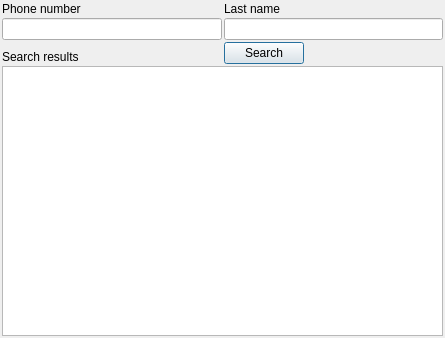
Qt form papp/reports/phone_number_search/form.ui (warvariuc/wic) before a commit.
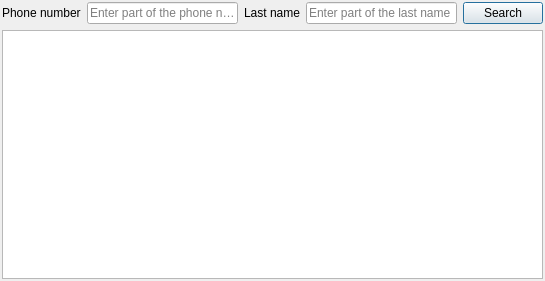
The same form after that commit.

Commit message: Finished phone search report. Put the full database of phone numbers.

What changed in the file:
```diff
--- a/papp/reports/phone_number_search/form.ui
+++ b/papp/reports/phone_number_search/form.ui
@@ -6,8 +6,8 @@
    <rect>
     <x>0</x>
     <y>0</y>
-    <width>445</width>
-    <height>338</height>
+    <width>545</width>
+    <height>281</height>
    </rect>
   </property>
   <property name="windowTitle">
@@ -17,35 +17,6 @@
    <property name="margin">
     <number>2</number>
    </property>
-   <property name="spacing">
-    <number>2</number>
-   </property>
-   <item row="1" column="0">
-    <widget class="QLineEdit" name="phoneNumber"/>
-   </item>
-   <item row="3" column="0" colspan="2">
-    <widget class="QTableWidget" name="searchResults"/>
-   </item>
-   <item row="2" column="0">
-    <widget class="QLabel" name="label_2">
-     <property name="text">
-      <string>Search results</string>
-     </property>
-     <property name="alignment">
-      <set>Qt::AlignBottom|Qt::AlignLeading|Qt::AlignLeft</set>
-     </property>
-    </widget>
-   </item>
-   <item row="1" column="1">
-    <widget class="QLineEdit" name="lastName"/>
-   </item>
-   <item row="0" column="1">
-    <widget class="QLabel" name="label_3">
-     <property name="text">
-      <string>Last name</string>
-     </property>
-    </widget>
-   </item>
    <item row="0" column="0">
     <widget class="QLabel" name="label">
      <property name="text">
@@ -53,7 +24,40 @@
      </property>
     </widget>
    </item>
-   <item row="2" column="1">
+   <item row="0" column="1">
+    <widget class="QLineEdit" name="phoneNumber">
+     <property name="inputMask">
+      <string>00000000; </string>
+     </property>
+     <property name="maxLength">
+      <number>8</number>
+     </property>
+     <property name="placeholderText">
+      <string>Enter part of the phone number</string>
+     </property>
+    </widget>
+   </item>
+   <item row="0" column="2">
+    <widget class="QLabel" name="label_3">
+     <property name="text">
+      <string>Last name</string>
+     </property>
+    </widget>
+   </item>
+   <item row="0" column="3">
+    <widget class="QLineEdit" name="lastName">
+     <property name="inputMask">
+      <string>&gt;aaaaaaaaaaaaaaaaaaaa; </string>
+     </property>
+     <property name="maxLength">
+      <number>20</number>
+     </property>
+     <property name="placeholderText">
+      <string>Enter part of the last name</string>
+     </property>
+    </widget>
+   </item>
+   <item row="0" column="4">
     <widget class="QPushButton" name="search">
      <property name="sizePolicy">
       <sizepolicy hsizetype="Fixed" vsizetype="Fixed">
@@ -66,6 +70,9 @@
      </property>
     </widget>
    </item>
+   <item row="1" column="0" colspan="5">
+    <widget class="QTableWidget" name="searchResults"/>
+   </item>
   </layout>
  </widget>
  <tabstops>
```
Left out of the diff: 2 changed lines with no effect on the pictures. The commit also changes 3 other files.
